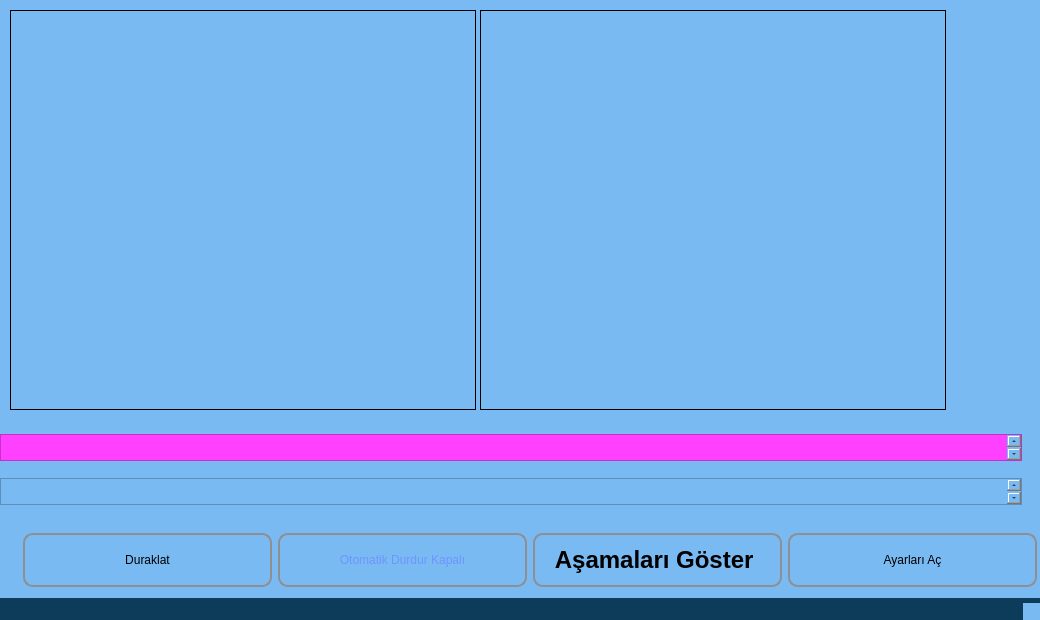
Above: Anaform.ui from byyasar/goruntuisleme before the change. Below: the same form after it.
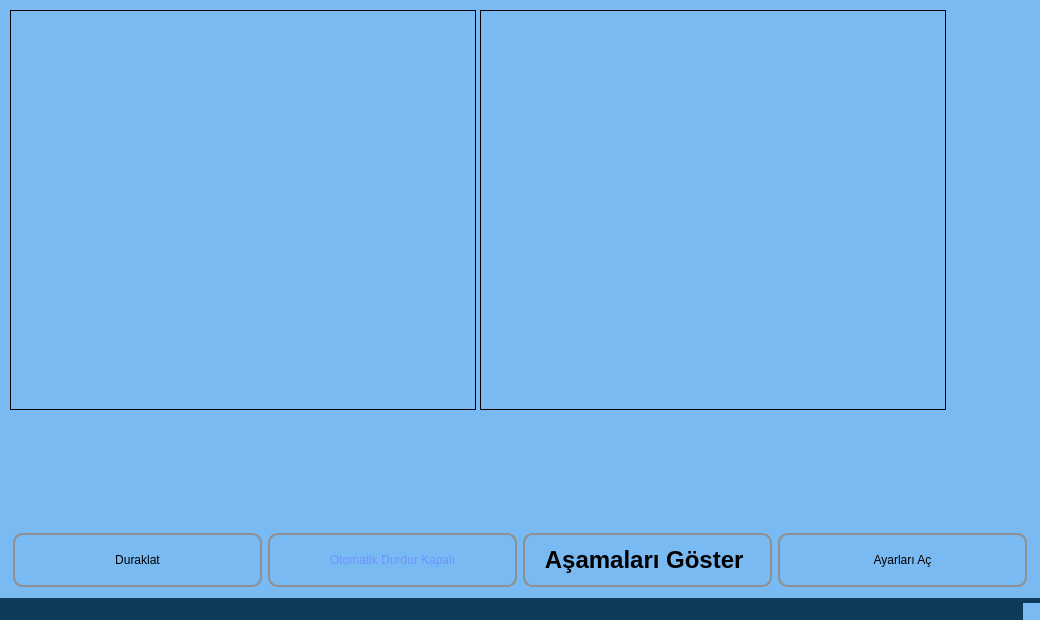
That is the form after the change. Icons and pictures are not drawn.

Commit message: cevaplar renkli gösteriliyor

```diff
--- a/Anaform.ui
+++ b/Anaform.ui
@@ -29,13 +29,11 @@
 max-height:25px;
 
 }
-QPlainTextEdit#lblCevapAnahtari{
-font: bold 14pt &quot;Arial&quot;;
-	background-color: rgb(255, 64, 255);
+QVBoxLayout#vlCevaplar{
+
 min-width: 1020px;
 max-width: 1020px;
-min-height:25px;
-max-height:25px;
+
 }
 
 
@@ -126,7 +124,7 @@
    <widget class="QWidget" name="horizontalLayoutWidget">
     <property name="geometry">
      <rect>
-      <x>10</x>
+      <x>0</x>
       <y>530</y>
       <width>1041</width>
       <height>61</height>
@@ -519,50 +517,41 @@
      </item>
     </layout>
    </widget>
-   <widget class="QWidget" name="horizontalLayoutWidget_2">
+   <widget class="QWidget" name="">
     <property name="geometry">
      <rect>
-      <x>0</x>
+      <x>10</x>
       <y>420</y>
-      <width>1046</width>
-      <height>101</height>
+      <width>1021</width>
+      <height>91</height>
      </rect>
     </property>
-    <layout class="QVBoxLayout" name="verticalLayout" stretch="0,0">
+    <layout class="QVBoxLayout" name="vlCevaplar">
      <property name="spacing">
-      <number>3</number>
+      <number>5</number>
+     </property>
+     <property name="sizeConstraint">
+      <enum>QLayout::SetDefaultConstraint</enum>
+     </property>
+     <property name="leftMargin">
+      <number>10</number>
+     </property>
+     <property name="rightMargin">
+      <number>10</number>
      </property>
      <item>
-      <widget class="QPlainTextEdit" name="lblCevapAnahtari">
-       <property name="font">
-        <font>
-         <family>Arial</family>
-         <pointsize>14</pointsize>
-         <weight>75</weight>
-         <italic>false</italic>
-         <bold>true</bold>
-        </font>
+      <layout class="QHBoxLayout" name="cevapAnahtari">
+       <property name="sizeConstraint">
+        <enum>QLayout::SetMinimumSize</enum>
        </property>
-       <property name="inputMethodHints">
-        <set>Qt::ImhNone</set>
-       </property>
-      </widget>
+      </layout>
      </item>
      <item>
-      <widget class="QPlainTextEdit" name="lblogrencicevaplar">
-       <property name="font">
-        <font>
-         <family>Arial</family>
-         <pointsize>14</pointsize>
-         <weight>75</weight>
-         <italic>false</italic>
-         <bold>true</bold>
-        </font>
+      <layout class="QHBoxLayout" name="ogrenciCevaplar">
+       <property name="sizeConstraint">
+        <enum>QLayout::SetMinimumSize</enum>
        </property>
-       <property name="inputMethodHints">
-        <set>Qt::ImhNone</set>
-       </property>
-      </widget>
+      </layout>
      </item>
     </layout>
    </widget>
```
The commit also changes 9 other files.
